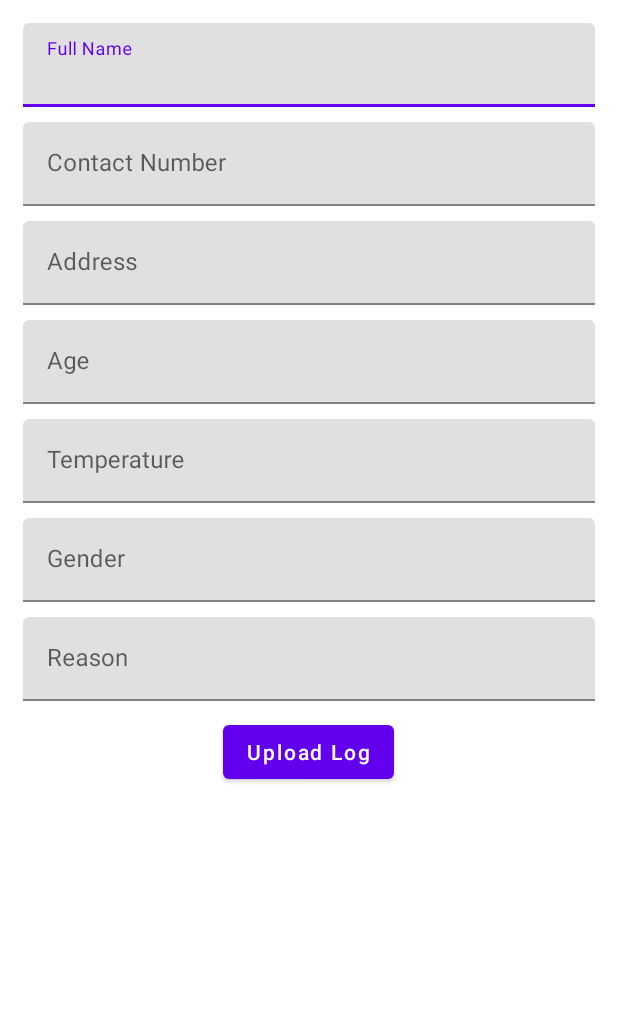
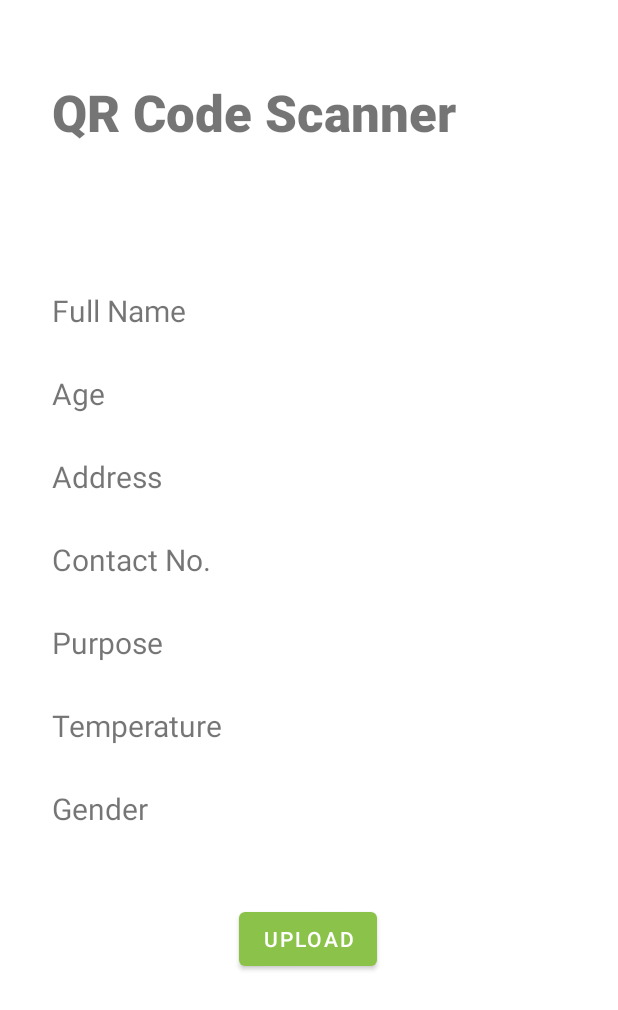
Before and after one commit to haroldeslr/qr-code-scanner-app, an Android app: the layout activity_save_record_data.xml on its own in the app's theme, with its tools: preview values and no code run, on a phone screen of 412 x 824 dp. Shown: the top 1010 px of the screen. Run offline under Robolectric (Android 15) with nearby library versions, the light colour scheme and no system bars.

Commit message:
QR Code Scanner App

```diff
--- a/app/src/main/AndroidManifest.xml
+++ b/app/src/main/AndroidManifest.xml
@@ -13,6 +13,9 @@
         android:supportsRtl="true"
         android:theme="@style/Theme.QRCodeScanner">
         <activity
+            android:name=".ScannerActivity"
+            android:exported="false" />
+        <activity
             android:name=".SaveRecordData"
             android:exported="true" />
         <activity
--- a/app/src/main/java/com/year3project/qrcodescanner/BackgroundWorker.java
+++ b/app/src/main/java/com/year3project/qrcodescanner/BackgroundWorker.java
@@ -40,7 +40,7 @@ public class BackgroundWorker extends AsyncTask<LogData, Void, String> {
         String reason = logData.reason;
         String time = logData.dateAndTime;
 
-        String uploadURL = "https://upang-qrcode-generator-test3.000webhostapp.com/sql/upload.php";
+        String uploadURL = "https://upang-cls.000webhostapp.com/php/upload_log_from_android.php";
         try {
             URL url = new URL(uploadURL);
             HttpURLConnection httpURLConnection = (HttpURLConnection) url.openConnection();
@@ -98,7 +98,7 @@ public class BackgroundWorker extends AsyncTask<LogData, Void, String> {
         handler.postDelayed(new Runnable() {
             public void run() {
                 // TODO: Your application init goes here.
-                Intent mInHome = new Intent(context, MainActivity.class);
+                Intent mInHome = new Intent(context, ScannerActivity.class);
                 context.startActivity(mInHome);
             }
         }, 3000);
--- a/app/src/main/res/layout/activity_save_record_data.xml
+++ b/app/src/main/res/layout/activity_save_record_data.xml
@@ -1,117 +1,121 @@
 <?xml version="1.0" encoding="utf-8"?>
-<LinearLayout
-    xmlns:android="http://schemas.android.com/apk/res/android"
-    android:orientation="vertical"
+<androidx.constraintlayout.widget.ConstraintLayout xmlns:android="http://schemas.android.com/apk/res/android"
+    xmlns:app="http://schemas.android.com/apk/res-auto"
+    xmlns:tools="http://schemas.android.com/tools"
     android:layout_width="match_parent"
     android:layout_height="match_parent"
-    android:weightSum="1"
-    android:background="@color/white"
-    android:padding="15dp">
+    tools:context=".SaveRecordData">
 
-    <com.google.android.material.textfield.TextInputLayout
-        android:layout_width="match_parent"
-        android:layout_height="wrap_content">
+    <TextView
+        android:id="@+id/textView"
+        android:layout_width="wrap_content"
+        android:layout_height="wrap_content"
+        android:layout_marginStart="16dp"
+        android:layout_marginTop="52dp"
+        android:layout_marginEnd="32dp"
+        android:fontFamily="sans-serif-black"
+        android:text="QR Code Scanner"
+        android:textSize="34sp"
+        app:layout_constraintEnd_toEndOf="parent"
+        app:layout_constraintHorizontal_bias="0.197"
+        app:layout_constraintStart_toStartOf="parent"
+        app:layout_constraintTop_toTopOf="parent" />
 
-        <EditText
-            android:id="@+id/full_name"
-            android:layout_width="match_parent"
-            android:layout_height="wrap_content"
-            android:layout_marginBottom="10dp"
-            android:hint="Full Name"
-            android:minHeight="48dp" />
-    </com.google.android.material.textfield.TextInputLayout>
+    <TextView
+        android:id="@+id/tv_fullname"
+        android:layout_width="wrap_content"
+        android:layout_height="wrap_content"
+        android:layout_marginTop="96dp"
+        android:text="Full Name"
+        android:textSize="20sp"
+        app:layout_constraintEnd_toEndOf="@+id/textView"
+        app:layout_constraintHorizontal_bias="0.0"
+        app:layout_constraintStart_toStartOf="@+id/textView"
+        app:layout_constraintTop_toBottomOf="@+id/textView" />
 
-    <com.google.android.material.textfield.TextInputLayout
-        android:layout_width="match_parent"
-        android:layout_height="wrap_content">
+    <TextView
+        android:id="@+id/tv_age"
+        android:layout_width="wrap_content"
+        android:layout_height="wrap_content"
+        android:layout_marginTop="28dp"
+        android:text="Age"
+        android:textSize="20sp"
+        app:layout_constraintEnd_toEndOf="@+id/tv_fullname"
+        app:layout_constraintHorizontal_bias="0.0"
+        app:layout_constraintStart_toStartOf="@+id/tv_fullname"
+        app:layout_constraintTop_toBottomOf="@+id/tv_fullname" />
 
-        <EditText
-            android:id="@+id/contact_number"
-            android:layout_width="match_parent"
-            android:layout_height="wrap_content"
-            android:layout_marginBottom="10dp"
-            android:hint="Contact Number"
-            android:minHeight="48dp" />
-    </com.google.android.material.textfield.TextInputLayout>
+    <TextView
+        android:id="@+id/tv_address"
+        android:layout_width="wrap_content"
+        android:layout_height="wrap_content"
+        android:layout_marginTop="28dp"
+        android:text="Address"
+        android:textSize="20sp"
+        app:layout_constraintEnd_toEndOf="@+id/tv_age"
+        app:layout_constraintHorizontal_bias="0.0"
+        app:layout_constraintStart_toStartOf="@+id/tv_age"
+        app:layout_constraintTop_toBottomOf="@+id/tv_age" />
 
-    <com.google.android.material.textfield.TextInputLayout
-        android:layout_width="match_parent"
-        android:layout_height="wrap_content">
+    <TextView
+        android:id="@+id/tv_contact"
+        android:layout_width="wrap_content"
+        android:layout_height="wrap_content"
+        android:layout_marginTop="28dp"
+        android:text="Contact No."
+        android:textSize="20sp"
+        app:layout_constraintEnd_toEndOf="@+id/tv_address"
+        app:layout_constraintHorizontal_bias="0.0"
+        app:layout_constraintStart_toStartOf="@+id/tv_address"
+        app:layout_constraintTop_toBottomOf="@+id/tv_address" />
 
-        <EditText
-            android:id="@+id/address"
-            android:layout_width="match_parent"
-            android:layout_height="wrap_content"
-            android:ems="10"
-            android:layout_marginBottom="10dp"
-            android:hint="Address"
-            android:minHeight="48dp" />
-    </com.google.android.material.textfield.TextInputLayout>
+    <TextView
+        android:id="@+id/tv_purpose"
+        android:layout_width="wrap_content"
+        android:layout_height="wrap_content"
+        android:layout_marginTop="28dp"
+        android:text="Purpose"
+        android:textSize="20sp"
+        app:layout_constraintEnd_toEndOf="@+id/tv_contact"
+        app:layout_constraintHorizontal_bias="0.0"
+        app:layout_constraintStart_toStartOf="@+id/tv_contact"
+        app:layout_constraintTop_toBottomOf="@+id/tv_contact" />
 
-    <com.google.android.material.textfield.TextInputLayout
-        android:layout_width="match_parent"
-        android:layout_height="wrap_content">
+    <TextView
+        android:id="@+id/tv_temp"
+        android:layout_width="wrap_content"
+        android:layout_height="wrap_content"
+        android:layout_marginTop="28dp"
+        android:text="Temperature"
+        android:textSize="20sp"
+        app:layout_constraintEnd_toEndOf="@+id/tv_purpose"
+        app:layout_constraintHorizontal_bias="0.0"
+        app:layout_constraintStart_toStartOf="@+id/tv_purpose"
+        app:layout_constraintTop_toBottomOf="@+id/tv_purpose" />
 
-        <EditText
-            android:id="@+id/age"
-            android:layout_width="match_parent"
-            android:layout_height="wrap_content"
-            android:layout_marginBottom="10dp"
-            android:hint="Age"
-            android:minHeight="48dp" />
-    </com.google.android.material.textfield.TextInputLayout>
-
-    <com.google.android.material.textfield.TextInputLayout
-        android:layout_width="match_parent"
-        android:layout_height="wrap_content">
-
-        <EditText
-            android:id="@+id/temperature"
-            android:layout_width="match_parent"
-            android:layout_height="wrap_content"
-            android:ems="10"
-            android:layout_marginBottom="10dp"
-            android:hint="Temperature"
-            android:minHeight="48dp" />
-    </com.google.android.material.textfield.TextInputLayout>
-
-    <com.google.android.material.textfield.TextInputLayout
-        android:layout_width="match_parent"
-        android:layout_height="wrap_content">
-
-        <EditText
-            android:id="@+id/gender"
-            android:layout_width="match_parent"
-            android:layout_height="wrap_content"
-            android:ems="10"
-            android:hint="Gender"
-            android:layout_marginBottom="10dp"
-            android:minHeight="48dp" />
-    </com.google.android.material.textfield.TextInputLayout>
-
-    <com.google.android.material.textfield.TextInputLayout
-        android:layout_width="match_parent"
-        android:layout_height="wrap_content">
-
-        <EditText
-            android:id="@+id/reason"
-            android:layout_width="match_parent"
-            android:layout_height="wrap_content"
-            android:ems="10"
-            android:layout_marginBottom="10dp"
-            android:hint="Reason"
-            android:minHeight="48dp" />
-    </com.google.android.material.textfield.TextInputLayout>
-
+    <TextView
+        android:id="@+id/tv_gender"
+        android:layout_width="wrap_content"
+        android:layout_height="wrap_content"
+        android:layout_marginTop="28dp"
+        android:text="Gender"
+        android:textSize="20sp"
+        app:layout_constraintEnd_toEndOf="@+id/tv_temp"
+        app:layout_constraintHorizontal_bias="0.0"
+        app:layout_constraintStart_toStartOf="@+id/tv_temp"
+        app:layout_constraintTop_toBottomOf="@+id/tv_temp" />
 
     <Button
-        android:id="@+id/upload_log"
+        android:id="@+id/upload_button"
         android:layout_width="wrap_content"
         android:layout_height="wrap_content"
-        android:layout_gravity="center"
-        android:hint="Upload Log"
-        android:textColorHint="@color/white"
+        android:layout_marginTop="84dp"
+        android:text="Upload"
         android:onClick="onUpload"
-        android:textColor="@color/white" />
-
-</LinearLayout>
+        app:layout_constraintBottom_toBottomOf="parent"
+        app:layout_constraintEnd_toEndOf="parent"
+        app:layout_constraintHorizontal_bias="0.498"
+        app:layout_constraintStart_toStartOf="parent"
+        app:layout_constraintTop_toBottomOf="@+id/tv_temp"
+        app:layout_constraintVertical_bias="0.107" />
+</androidx.constraintlayout.widget.ConstraintLayout>
--- a/app/src/main/res/values/colors.xml
+++ b/app/src/main/res/values/colors.xml
@@ -1,10 +1,10 @@
 <?xml version="1.0" encoding="utf-8"?>
 <resources>
-    <color name="purple_200">#FFBB86FC</color>
-    <color name="purple_500">#FF6200EE</color>
-    <color name="purple_700">#FF3700B3</color>
-    <color name="teal_200">#FF03DAC5</color>
-    <color name="teal_700">#FF018786</color>
+    <color name="purple_200">#CDDC39</color>
+    <color name="purple_500">#8BC34A</color>
+    <color name="purple_700">#4CAF50</color>
+    <color name="teal_200">#8BC34A</color>
+    <color name="teal_700">#4CAF50</color>
     <color name="black">#FF000000</color>
     <color name="white">#FFFFFFFF</color>
 </resources>
```
Also changed, not shown: app/src/main/java/com/year3project/qrcodescanner/MainActivity.java (+9 -93 lines), app/src/main/java/com/year3project/qrcodescanner/SaveRecordData.java (+16 -15 lines), app/src/main/java/com/year3project/qrcodescanner/ScannerActivity.java (added, +129 -0 lines), app/src/main/res/layout/activity_main.xml (+3 -41 lines), app/src/main/res/layout/activity_scanner.xml (added, +46 -0 lines), app/src/main/res/drawable/background.png (added).
